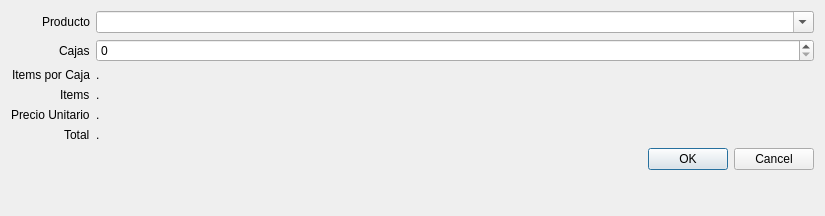
Before: the Qt Designer form banta/res/ui/buys.ui in jerobarraco/banta, drawn with Qt 5.
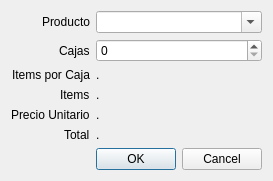
After: the same form once the commit is applied.

What changed in the file:
```diff
--- a/banta/res/ui/buys.ui
+++ b/banta/res/ui/buys.ui
@@ -2,20 +2,6 @@
 <ui version="4.0">
  <class>Dialog</class>
  <widget class="QDialog" name="Dialog">
-  <property name="geometry">
-   <rect>
-    <x>0</x>
-    <y>0</y>
-    <width>825</width>
-    <height>216</height>
-   </rect>
-  </property>
-  <property name="sizePolicy">
-   <sizepolicy hsizetype="Preferred" vsizetype="Preferred">
-    <horstretch>0</horstretch>
-    <verstretch>0</verstretch>
-   </sizepolicy>
-  </property>
   <property name="windowTitle">
    <string>Compras</string>
   </property>
```
